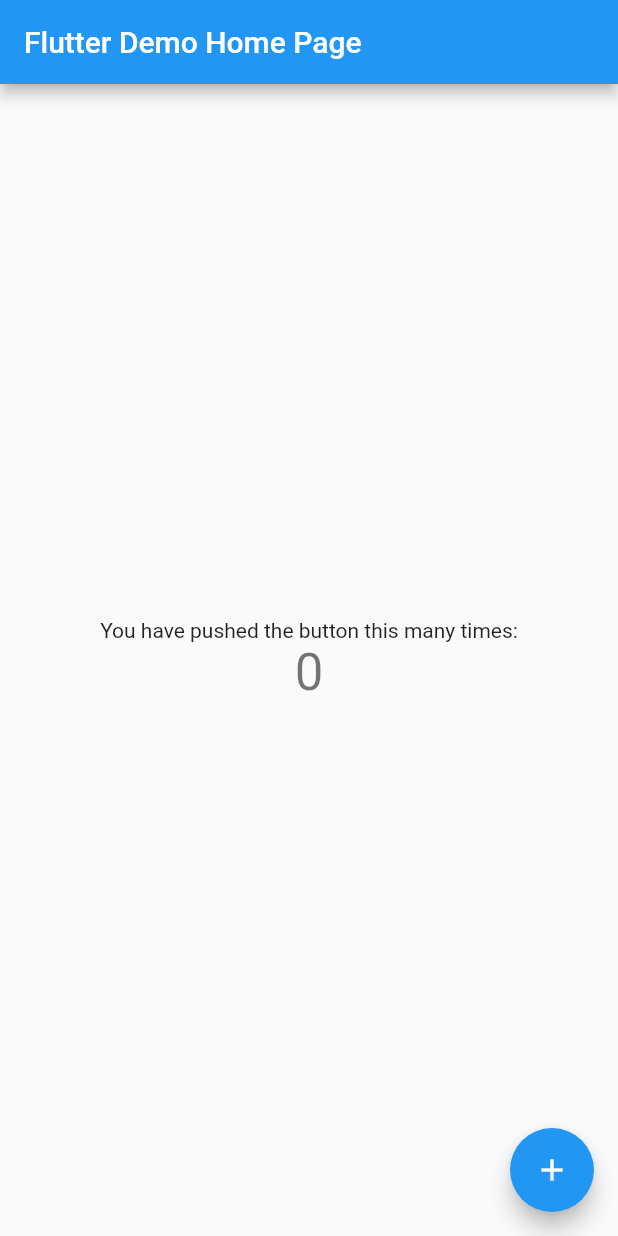
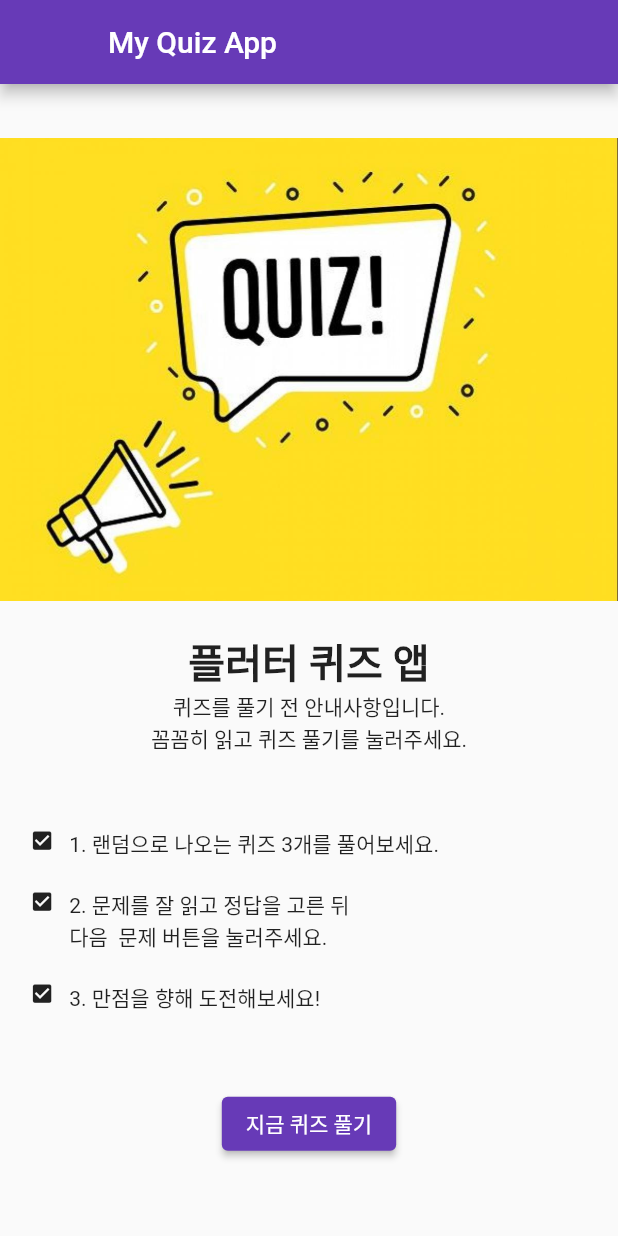
Before and after one commit to Heungjun/cloneCoding_quizApp_inFlutter, a Flutter app: the screen it shows after launch, on a phone screen of 412 x 824 dp. Run offline on Flutter 3.47's test engine with Material 2 defaults, Android fonts, the phone set to English and light mode, and no system bars; missing offline and left inert: auto_size_text_pk, flutter_card_swipper.

Commit message:
quiz app ui

```diff
--- a/lib/main.dart
+++ b/lib/main.dart
@@ -1,3 +1,4 @@
+import 'package:ccd_quiz_flutter/screen/screen_home.dart';
 import 'package:flutter/material.dart';
 
 void main() {
@@ -9,105 +10,8 @@ class MyApp extends StatelessWidget {
   @override
   Widget build(BuildContext context) {
     return MaterialApp(
-      title: 'Flutter Demo',
-      theme: ThemeData(
-        // This is the theme of your application.
-        //
-        // Try running your application with "flutter run". You'll see the
-        // application has a blue toolbar. Then, without quitting the app, try
-        // changing the primarySwatch below to Colors.green and then invoke
-        // "hot reload" (press "r" in the console where you ran "flutter run",
-        // or simply save your changes to "hot reload" in a Flutter IDE).
-        // Notice that the counter didn't reset back to zero; the application
-        // is not restarted.
-        primarySwatch: Colors.blue,
-      ),
-      home: MyHomePage(title: 'Flutter Demo Home Page'),
+      title: 'My Quiz App',
+      home: HomeScreen(),
     );
   }
 }
-
-class MyHomePage extends StatefulWidget {
-  MyHomePage({Key? key, required this.title}) : super(key: key);
-
-  // This widget is the home page of your application. It is stateful, meaning
-  // that it has a State object (defined below) that contains fields that affect
-  // how it looks.
-
-  // This class is the configuration for the state. It holds the values (in this
-  // case the title) provided by the parent (in this case the App widget) and
-  // used by the build method of the State. Fields in a Widget subclass are
-  // always marked "final".
-
-  final String title;
-
-  @override
-  _MyHomePageState createState() => _MyHomePageState();
-}
-
-class _MyHomePageState extends State<MyHomePage> {
-  int _counter = 0;
-
-  void _incrementCounter() {
-    setState(() {
-      // This call to setState tells the Flutter framework that something has
-      // changed in this State, which causes it to rerun the build method below
-      // so that the display can reflect the updated values. If we changed
-      // _counter without calling setState(), then the build method would not be
-      // called again, and so nothing would appear to happen.
-      _counter++;
-    });
-  }
-
-  @override
-  Widget build(BuildContext context) {
-    // This method is rerun every time setState is called, for instance as done
-    // by the _incrementCounter method above.
-    //
-    // The Flutter framework has been optimized to make rerunning build methods
-    // fast, so that you can just rebuild anything that needs updating rather
-    // than having to individually change instances of widgets.
-    return Scaffold(
-      appBar: AppBar(
-        // Here we take the value from the MyHomePage object that was created by
-        // the App.build method, and use it to set our appbar title.
-        title: Text(widget.title),
-      ),
-      body: Center(
-        // Center is a layout widget. It takes a single child and positions it
-        // in the middle of the parent.
-        child: Column(
-          // Column is also a layout widget. It takes a list of children and
-          // arranges them vertically. By default, it sizes itself to fit its
-          // children horizontally, and tries to be as tall as its parent.
-          //
-          // Invoke "debug painting" (press "p" in the console, choose the
-          // "Toggle Debug Paint" action from the Flutter Inspector in Android
-          // Studio, or the "Toggle Debug Paint" command in Visual Studio Code)
-          // to see the wireframe for each widget.
-          //
-          // Column has various properties to control how it sizes itself and
-          // how it positions its children. Here we use mainAxisAlignment to
-          // center the children vertically; the main axis here is the vertical
-          // axis because Columns are vertical (the cross axis would be
-          // horizontal).
-          mainAxisAlignment: MainAxisAlignment.center,
-          children: <Widget>[
-            Text(
-              'You have pushed the button this many times:',
-            ),
-            Text(
-              '$_counter',
-              style: Theme.of(context).textTheme.headline4,
-            ),
-          ],
-        ),
-      ),
-      floatingActionButton: FloatingActionButton(
-        onPressed: _incrementCounter,
-        tooltip: 'Increment',
-        child: Icon(Icons.add),
-      ), // This trailing comma makes auto-formatting nicer for build methods.
-    );
-  }
-}
--- /dev/null
+++ b/lib/model/model_quiz.dart
@@ -0,0 +1,12 @@
+class Quiz {
+  String title;
+  List<String> candidates;
+  int answer;
+
+  Quiz({required this.title, required this.candidates, required this.answer});
+
+  Quiz.fromMap(Map<String, dynamic> map)
+      : title = map['title'],
+        candidates = map['candidates'],
+        answer = map['answer'];
+}
--- /dev/null
+++ b/lib/screen/screen_home.dart
@@ -0,0 +1,131 @@
+import 'package:ccd_quiz_flutter/model/model_quiz.dart';
+import 'package:ccd_quiz_flutter/screen/screen_quiz.dart';
+import 'package:flutter/cupertino.dart';
+import 'package:flutter/material.dart';
+
+class HomeScreen extends StatefulWidget {
+  const HomeScreen({Key? key}) : super(key: key);
+
+  @override
+  _HomeScreenState createState() => _HomeScreenState();
+}
+
+class _HomeScreenState extends State<HomeScreen> {
+  List<Quiz> quizzes = [
+    Quiz.fromMap({
+      'title': 'test',
+      'candidates': ['a', 'b', 'c', 'd'],
+      'answer': 0
+    }),
+    Quiz.fromMap({
+      'title': 'test',
+      'candidates': ['a', 'b', 'c', 'd'],
+      'answer': 0
+    }),
+    Quiz.fromMap({
+      'title': 'test',
+      'candidates': ['a', 'b', 'c', 'd'],
+      'answer': 0
+    }),
+    Quiz.fromMap({
+      'title': 'test',
+      'candidates': ['a', 'b', 'c', 'd'],
+      'answer': 0
+    }),
+  ];
+  @override
+  Widget build(BuildContext context) {
+    Size screenSize = MediaQuery.of(context).size;
+    double width = screenSize.width;
+    double height = screenSize.height;
+
+    return WillPopScope(
+      onWillPop: () async => false,
+      child: SafeArea(
+        child: Scaffold(
+          appBar: AppBar(
+            title: Text('My Quiz App'),
+            backgroundColor: Colors.deepPurple,
+            leading: Container(),
+          ),
+          body: Column(
+            mainAxisAlignment: MainAxisAlignment.center,
+            crossAxisAlignment: CrossAxisAlignment.center,
+            children: [
+              Center(
+                child: Image.asset('images/quiz.jpeg'),
+              ),
+              Padding(padding: EdgeInsets.all(width * 0.024)),
+              Text(
+                '플러터 퀴즈 앱',
+                style: TextStyle(
+                  fontSize: width * 0.065,
+                  fontWeight: FontWeight.bold,
+                ),
+              ),
+              Text(
+                '퀴즈를 풀기 전 안내사항입니다.\n꼼꼼히 읽고 퀴즈 풀기를 눌러주세요.',
+                textAlign: TextAlign.center,
+              ),
+              Padding(padding: EdgeInsets.all(width * 0.048)),
+              _buildStep(width, '1. 랜덤으로 나오는 퀴즈 3개를 풀어보세요.'),
+              _buildStep(width, '2. 문제를 잘 읽고 정답을 고른 뒤\n다음  문제 버튼을 눌러주세요.'),
+              _buildStep(width, '3. 만점을 향해 도전해보세요!'),
+              Padding(padding: EdgeInsets.all(width * 0.048)),
+              Container(
+                padding: EdgeInsets.only(bottom: width * 0.036),
+                child: Center(
+                  child: ButtonTheme(
+                    minWidth: width * 0.8,
+                    height: height * 0.05,
+                    shape: RoundedRectangleBorder(
+                      borderRadius: BorderRadius.circular(10),
+                    ),
+                    child: ElevatedButton(
+                      child: Text(
+                        '지금 퀴즈 풀기',
+                        style: TextStyle(color: Colors.white),
+                      ),
+                      onPressed: () {
+                        Navigator.push(
+                          context,
+                          MaterialPageRoute(
+                              builder: (context) =>
+                                  QuizScreen(quizzes: quizzes)),
+                        );
+                      },
+                      style:
+                          ElevatedButton.styleFrom(primary: Colors.deepPurple),
+                    ),
+                  ),
+                ),
+              )
+            ],
+          ),
+        ),
+      ),
+    );
+  }
+
+  Widget _buildStep(double width, String title) {
+    return Container(
+      padding: EdgeInsets.fromLTRB(
+        width * 0.048,
+        width * 0.024,
+        width * 0.048,
+        width * 0.024,
+      ),
+      child: Row(
+        crossAxisAlignment: CrossAxisAlignment.start,
+        children: [
+          Icon(
+            Icons.check_box,
+            size: width * 0.04,
+          ),
+          Padding(padding: EdgeInsets.only(right: width * 0.024)),
+          Text(title),
+        ],
+      ),
+    );
+  }
+}
```
Also changed, not shown: lib/screen/screen_quiz.dart (added, +166 -0 lines), lib/screen/screen_result.dart (added, +124 -0 lines), lib/widget/widget_candidate.dart (added, +58 -0 lines), pubspec.yaml (+5 -3 lines), images/quiz.jpeg (added), pubspec.lock.
